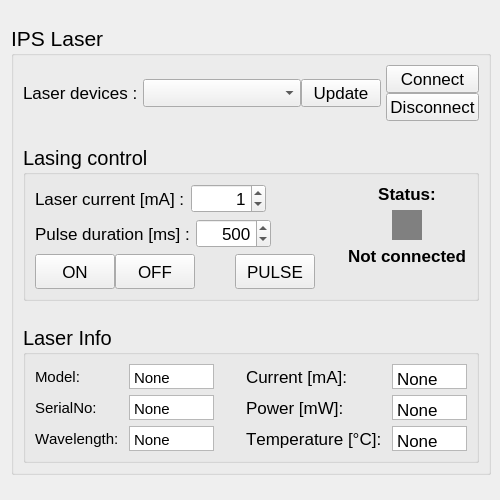
Old version of the form src/ipscontrol/Ui/laser_control.ui in the repository lumed-mtl/lumed_ips.
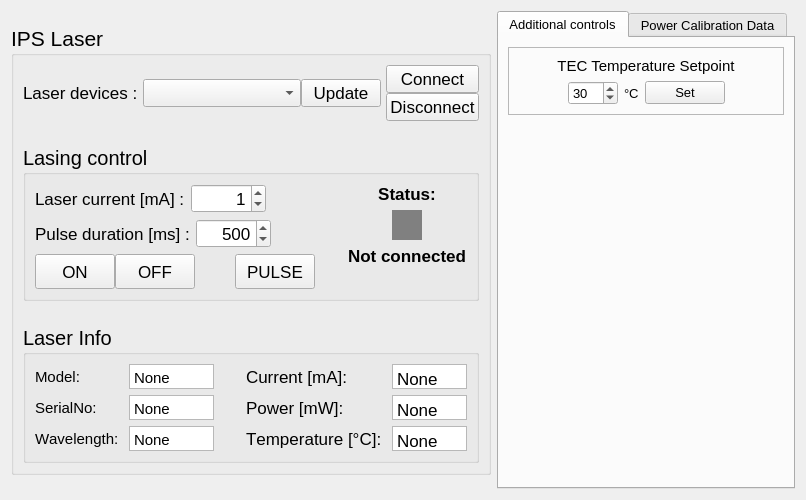
New version of the form.

Commit message: Added tabs and resized window

Patch:
```diff
--- a/src/ipscontrol/Ui/laser_control.ui
+++ b/src/ipscontrol/Ui/laser_control.ui
@@ -6,20 +6,20 @@
    <rect>
     <x>0</x>
     <y>0</y>
-    <width>500</width>
+    <width>806</width>
     <height>500</height>
    </rect>
   </property>
   <property name="minimumSize">
    <size>
-    <width>500</width>
+    <width>800</width>
     <height>500</height>
    </size>
   </property>
   <property name="windowTitle">
    <string>IPS Laser - Oras</string>
   </property>
-  <layout class="QVBoxLayout" name="verticalLayout_5">
+  <layout class="QHBoxLayout" name="horizontalLayout_13">
    <item>
     <widget class="QGroupBox" name="groupBox_laser_control">
      <property name="enabled">
@@ -991,6 +991,151 @@
      </layout>
     </widget>
    </item>
+   <item>
+    <widget class="QTabWidget" name="tabWidget">
+     <property name="font">
+      <font>
+       <pointsize>10</pointsize>
+      </font>
+     </property>
+     <property name="currentIndex">
+      <number>0</number>
+     </property>
+     <widget class="QWidget" name="tab_control">
+      <attribute name="title">
+       <string>Additional controls</string>
+      </attribute>
+      <layout class="QVBoxLayout" name="verticalLayout_11">
+       <item>
+        <widget class="QFrame" name="frame">
+         <property name="frameShape">
+          <enum>QFrame::StyledPanel</enum>
+         </property>
+         <property name="frameShadow">
+          <enum>QFrame::Raised</enum>
+         </property>
+         <layout class="QVBoxLayout" name="verticalLayout_10">
+          <item>
+           <widget class="QLabel" name="label">
+            <property name="font">
+             <font>
+              <pointsize>11</pointsize>
+             </font>
+            </property>
+            <property name="text">
+             <string>TEC Temperature Setpoint</string>
+            </property>
+            <property name="alignment">
+             <set>Qt::AlignCenter</set>
+            </property>
+           </widget>
+          </item>
+          <item>
+           <layout class="QHBoxLayout" name="horizontalLayout_14">
+            <item>
+             <spacer name="horizontalSpacer_4">
+              <property name="orientation">
+               <enum>Qt::Horizontal</enum>
+              </property>
+              <property name="sizeHint" stdset="0">
+               <size>
+                <width>40</width>
+                <height>20</height>
+               </size>
+              </property>
+             </spacer>
+            </item>
+            <item>
+             <widget class="QSpinBox" name="spinBox_temp">
+              <property name="sizePolicy">
+               <sizepolicy hsizetype="Preferred" vsizetype="Preferred">
+                <horstretch>0</horstretch>
+                <verstretch>0</verstretch>
+               </sizepolicy>
+              </property>
+              <property name="minimumSize">
+               <size>
+                <width>50</width>
+                <height>0</height>
+               </size>
+              </property>
+              <property name="minimum">
+               <number>15</number>
+              </property>
+              <property name="maximum">
+               <number>40</number>
+              </property>
+              <property name="value">
+               <number>30</number>
+              </property>
+             </widget>
+            </item>
+            <item>
+             <widget class="QLabel" name="label_2">
+              <property name="sizePolicy">
+               <sizepolicy hsizetype="Minimum" vsizetype="Minimum">
+                <horstretch>0</horstretch>
+                <verstretch>0</verstretch>
+               </sizepolicy>
+              </property>
+              <property name="text">
+               <string>°C</string>
+              </property>
+             </widget>
+            </item>
+            <item>
+             <widget class="QPushButton" name="pushButton">
+              <property name="sizePolicy">
+               <sizepolicy hsizetype="Preferred" vsizetype="Fixed">
+                <horstretch>0</horstretch>
+                <verstretch>0</verstretch>
+               </sizepolicy>
+              </property>
+              <property name="text">
+               <string>Set</string>
+              </property>
+             </widget>
+            </item>
+            <item>
+             <spacer name="horizontalSpacer_5">
+              <property name="orientation">
+               <enum>Qt::Horizontal</enum>
+              </property>
+              <property name="sizeHint" stdset="0">
+               <size>
+                <width>40</width>
+                <height>20</height>
+               </size>
+              </property>
+             </spacer>
+            </item>
+           </layout>
+          </item>
+         </layout>
+        </widget>
+       </item>
+       <item>
+        <spacer name="verticalSpacer_4">
+         <property name="orientation">
+          <enum>Qt::Vertical</enum>
+         </property>
+         <property name="sizeHint" stdset="0">
+          <size>
+           <width>20</width>
+           <height>40</height>
+          </size>
+         </property>
+        </spacer>
+       </item>
+      </layout>
+     </widget>
+     <widget class="QWidget" name="tab_2">
+      <attribute name="title">
+       <string>Power Calibration Data</string>
+      </attribute>
+     </widget>
+    </widget>
+   </item>
   </layout>
  </widget>
  <resources/>
```
Left out of the diff: 3 changed lines with no effect on the pictures. The commit also changes 1 other file.
